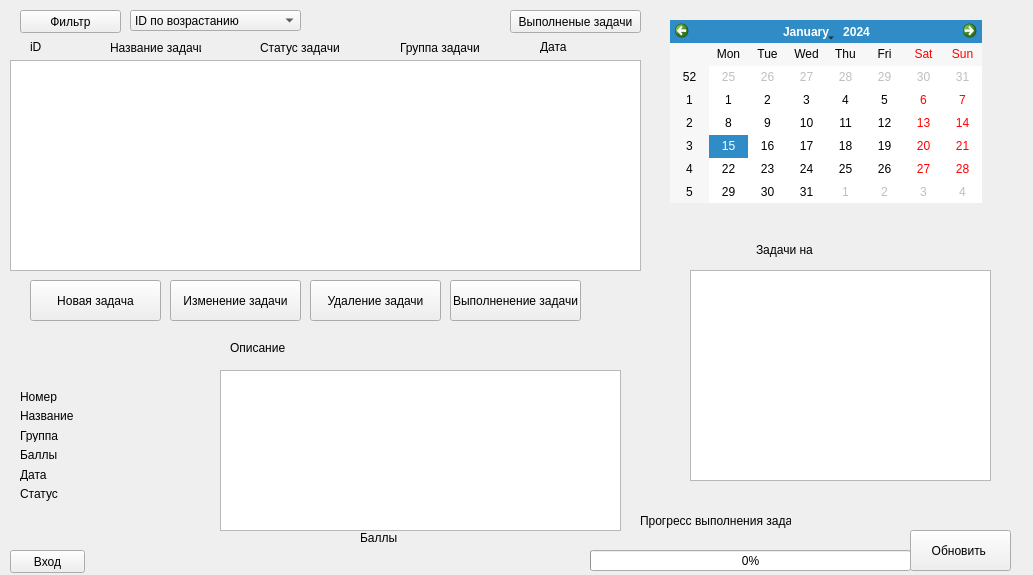
Above: untitled_2.ui from keregan/Active_staff_motivation_qt before the change. Below: the same form after it.
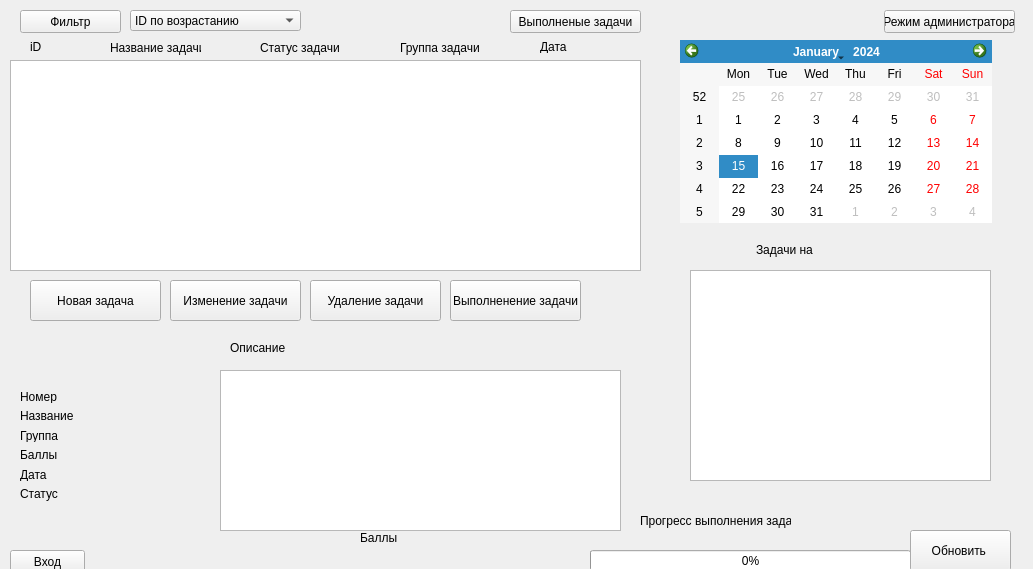
That is the form after the change.

Diff of the .ui file:
```diff
--- a/untitled_2.ui
+++ b/untitled_2.ui
@@ -10,7 +10,7 @@
     <x>0</x>
     <y>0</y>
     <width>1033</width>
-    <height>575</height>
+    <height>569</height>
    </rect>
   </property>
   <property name="mouseTracking">
@@ -113,8 +113,8 @@
    <widget class="QCalendarWidget" name="main_calendar">
     <property name="geometry">
      <rect>
-      <x>670</x>
-      <y>20</y>
+      <x>680</x>
+      <y>40</y>
       <width>312</width>
       <height>183</height>
      </rect>
@@ -540,6 +540,32 @@
      <string>Выполненые задачи</string>
     </property>
    </widget>
+   <widget class="QPushButton" name="abmin_button">
+    <property name="geometry">
+     <rect>
+      <x>884</x>
+      <y>10</y>
+      <width>131</width>
+      <height>23</height>
+     </rect>
+    </property>
+    <property name="text">
+     <string>Режим администратора</string>
+    </property>
+   </widget>
+   <widget class="QLabel" name="err_admin">
+    <property name="geometry">
+     <rect>
+      <x>740</x>
+      <y>10</y>
+      <width>131</width>
+      <height>16</height>
+     </rect>
+    </property>
+    <property name="text">
+     <string/>
+    </property>
+   </widget>
   </widget>
  </widget>
  <resources/>
```
